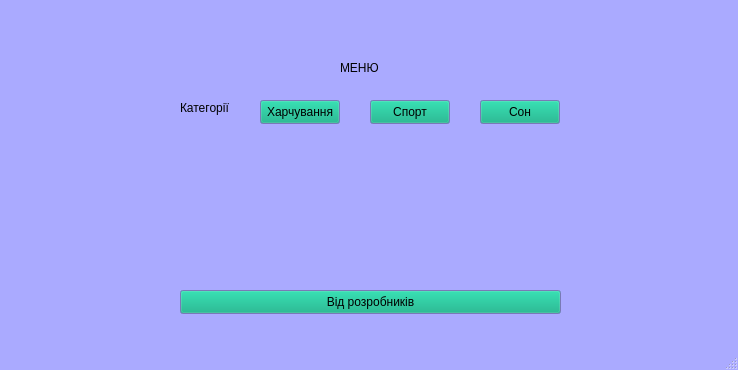
Old version of the form mainwindow.ui in the repository Stalkeroid13/Health_statistic.
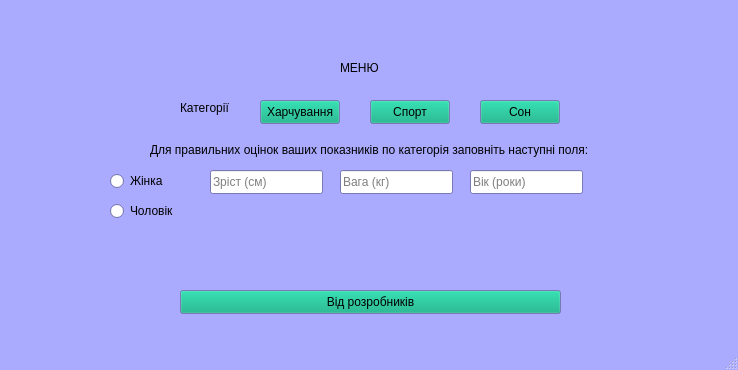
New version of the form.

Commit message: Додала отримання параметрів в MainWindow

The edit to the form file:
```diff
--- a/mainwindow.ui
+++ b/mainwindow.ui
@@ -192,6 +192,87 @@
      <string>Сон</string>
     </property>
    </widget>
+   <widget class="QLineEdit" name="lineEdit">
+    <property name="geometry">
+     <rect>
+      <x>210</x>
+      <y>170</y>
+      <width>113</width>
+      <height>24</height>
+     </rect>
+    </property>
+    <property name="styleSheet">
+     <string notr="true"/>
+    </property>
+    <property name="placeholderText">
+     <string>Зріст (см)</string>
+    </property>
+   </widget>
+   <widget class="QLineEdit" name="lineEdit_2">
+    <property name="geometry">
+     <rect>
+      <x>340</x>
+      <y>170</y>
+      <width>113</width>
+      <height>24</height>
+     </rect>
+    </property>
+    <property name="placeholderText">
+     <string>Вага (кг)</string>
+    </property>
+   </widget>
+   <widget class="QLineEdit" name="lineEdit_3">
+    <property name="geometry">
+     <rect>
+      <x>470</x>
+      <y>170</y>
+      <width>113</width>
+      <height>24</height>
+     </rect>
+    </property>
+    <property name="placeholderText">
+     <string>Вік (роки)</string>
+    </property>
+   </widget>
+   <widget class="QLabel" name="label_3">
+    <property name="geometry">
+     <rect>
+      <x>150</x>
+      <y>140</y>
+      <width>491</width>
+      <height>20</height>
+     </rect>
+    </property>
+    <property name="text">
+     <string>Для правильних оцінок ваших показників по категорія заповніть наступні поля:</string>
+    </property>
+   </widget>
+   <widget class="QRadioButton" name="radioButton">
+    <property name="geometry">
+     <rect>
+      <x>110</x>
+      <y>170</y>
+      <width>91</width>
+      <height>22</height>
+     </rect>
+    </property>
+    <property name="text">
+     <string>Жінка</string>
+    </property>
+   </widget>
+   <widget class="QRadioButton" name="radioButton_2">
+    <property name="geometry">
+     <rect>
+      <x>110</x>
+      <y>200</y>
+      <width>91</width>
+      <height>22</height>
+     </rect>
+    </property>
+    <property name="text">
+     <string>Чоловік</string>
+    </property>
+   </widget>
   </widget>
   <widget class="QMenuBar" name="menubar">
    <property name="geometry">
```
The commit also changes 1 other file.
